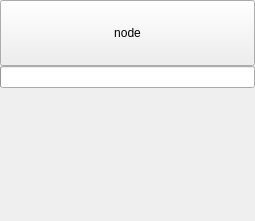
The window that resources/design/ui/Node.ui (jeaunrg/PyQTapp_template) describes before a commit, drawn with Qt 5.
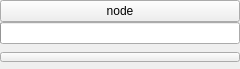
The same window after the commit.

Commit message: set table widget windowable

```diff
--- a/resources/design/ui/Node.ui
+++ b/resources/design/ui/Node.ui
@@ -6,8 +6,8 @@
    <rect>
     <x>0</x>
     <y>0</y>
-    <width>255</width>
-    <height>221</height>
+    <width>240</width>
+    <height>69</height>
    </rect>
   </property>
   <property name="windowTitle">
@@ -79,6 +79,19 @@
        </property>
       </widget>
      </item>
+     <item>
+      <widget class="QPushButton" name="hideResult">
+       <property name="maximumSize">
+        <size>
+         <width>16777215</width>
+         <height>10</height>
+        </size>
+       </property>
+       <property name="text">
+        <string/>
+       </property>
+      </widget>
+     </item>
      <item>
       <widget class="QWidget" name="result" native="true">
        <property name="sizePolicy">
```
The commit also changes 4 other files.
